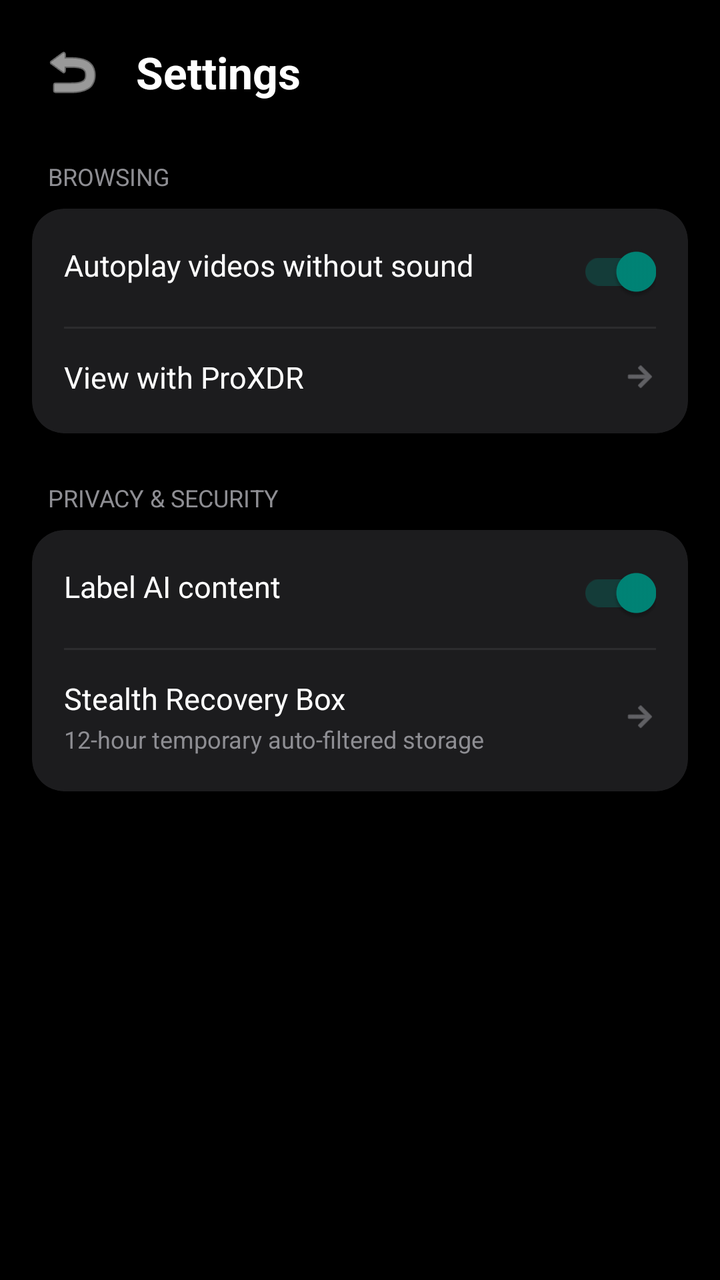
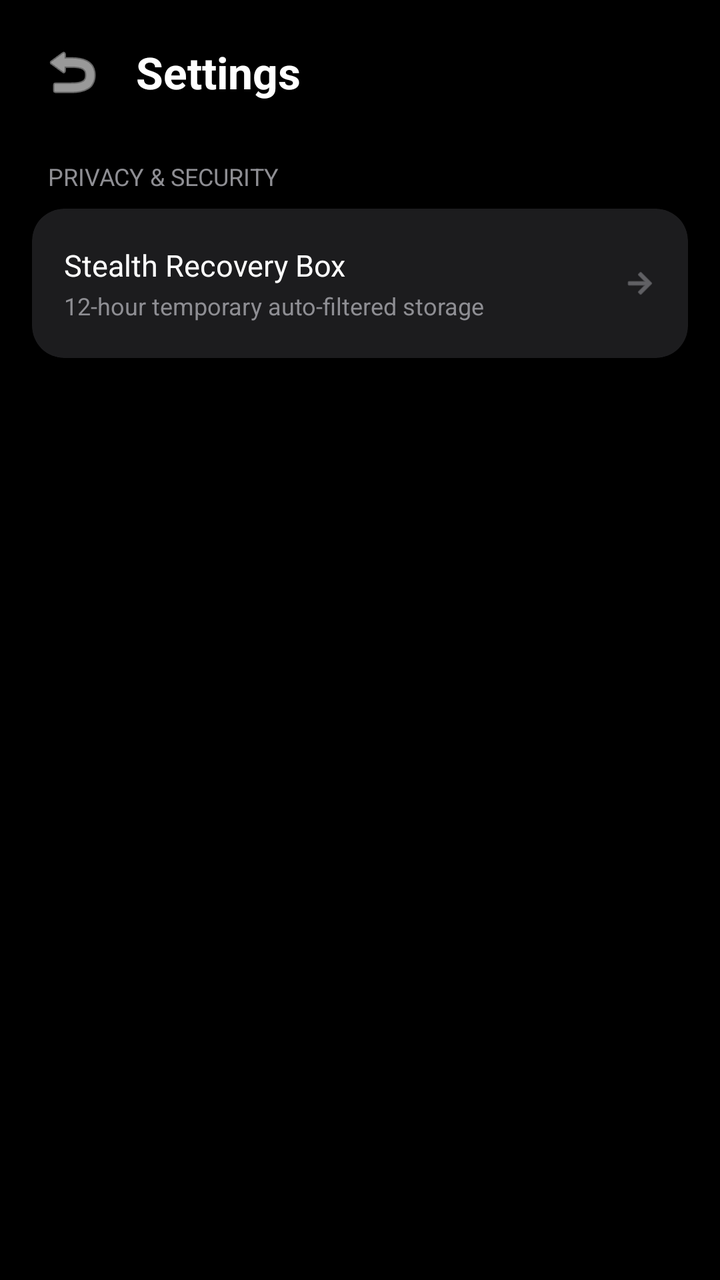

The first picture is an Android layout as it rendered before a commit; the second is the same layout after the commit. The layout source and the unified diff follow.
<!-- AndroidManifest.xml: application theme Theme.AppCompat.DayNight.NoActionBar -->
<!-- res/layout/activity_settings.xml -->
<?xml version="1.0" encoding="utf-8"?>
<ScrollView xmlns:android="http://schemas.android.com/apk/res/android"
    xmlns:app="http://schemas.android.com/apk/res-auto"
    android:layout_width="match_parent"
    android:layout_height="match_parent"
    android:background="#000000">

    <LinearLayout
        android:layout_width="match_parent"
        android:layout_height="wrap_content"
        android:orientation="vertical"
        android:padding="16dp">

        
        <RelativeLayout
            android:layout_width="match_parent"
            android:layout_height="wrap_content"
            android:layout_marginBottom="24dp">

            <ImageButton
                android:id="@+id/btnSettingsBack"
                android:layout_width="40dp"
                android:layout_height="40dp"
                android:layout_centerVertical="true"
                android:background="?attr/selectableItemBackgroundBorderless"
                android:src="@android:drawable/ic_menu_revert"
                app:tint="#FFFFFF" />

            <TextView
                android:layout_width="wrap_content"
                android:layout_height="wrap_content"
                android:layout_centerVertical="true"
                android:layout_toEndOf="@id/btnSettingsBack"
                android:layout_marginStart="12dp"
                android:text="Settings"
                android:textColor="#FFFFFF"
                android:textSize="22sp"
                android:textStyle="bold" />
        </RelativeLayout>

        
        <TextView
            android:layout_width="wrap_content"
            android:layout_height="wrap_content"
            android:text="BROWSING"
            android:textColor="#8E8E93"
            android:textSize="12sp"
            android:layout_marginBottom="8dp"
            android:layout_marginStart="8dp" />

        <androidx.cardview.widget.CardView
            android:layout_width="match_parent"
            android:layout_height="wrap_content"
            android:layout_marginBottom="24dp"
            app:cardBackgroundColor="#1C1C1E"
            app:cardCornerRadius="16dp">

            <LinearLayout
                android:layout_width="match_parent"
                android:layout_height="wrap_content"
                android:orientation="vertical"
                android:paddingHorizontal="16dp"
                android:paddingVertical="4dp">

                <RelativeLayout
                    android:layout_width="match_parent"
                    android:layout_height="wrap_content"
                    android:paddingVertical="14dp">

                    <TextView
                        android:layout_width="wrap_content"
                        android:layout_height="wrap_content"
                        android:text="Autoplay videos without sound"
                        android:textColor="#FFFFFF"
                        android:textSize="15sp" />

                    <androidx.appcompat.widget.SwitchCompat
                        android:layout_width="wrap_content"
                        android:layout_height="wrap_content"
                        android:layout_alignParentEnd="true"
                        android:checked="true" />
                </RelativeLayout>

                <View
                    android:layout_width="match_parent"
                    android:layout_height="1dp"
                    android:background="#2C2C2E" />

                <RelativeLayout
                    android:layout_width="match_parent"
                    android:layout_height="wrap_content"
                    android:paddingVertical="14dp">

                    <TextView
                        android:layout_width="wrap_content"
                        android:layout_height="wrap_content"
                        android:text="View with ProXDR"
                        android:textColor="#FFFFFF"
                        android:textSize="15sp" />

                    <ImageView
                        android:layout_width="16dp"
                        android:layout_height="16dp"
                        android:layout_alignParentEnd="true"
                        android:layout_centerVertical="true"
                        android:src="@android:drawable/ic_menu_forward"
                        app:tint="#8E8E93" />
                </RelativeLayout>
            </LinearLayout>
        </androidx.cardview.widget.CardView>

        
        <TextView
            android:layout_width="wrap_content"
            android:layout_height="wrap_content"
            android:text="PRIVACY &amp; SECURITY"
            android:textColor="#8E8E93"
            android:textSize="12sp"
            android:layout_marginBottom="8dp"
            android:layout_marginStart="8dp" />

        <androidx.cardview.widget.CardView
            android:layout_width="match_parent"
            android:layout_height="wrap_content"
            android:layout_marginBottom="24dp"
            app:cardBackgroundColor="#1C1C1E"
            app:cardCornerRadius="16dp">

            <LinearLayout
                android:layout_width="match_parent"
                android:layout_height="wrap_content"
                android:orientation="vertical"
                android:paddingHorizontal="16dp"
                android:paddingVertical="4dp">

                <RelativeLayout
                    android:layout_width="match_parent"
                    android:layout_height="wrap_content"
                    android:paddingVertical="14dp">

                    <TextView
                        android:layout_width="wrap_content"
                        android:layout_height="wrap_content"
                        android:text="Label AI content"
                        android:textColor="#FFFFFF"
                        android:textSize="15sp" />

                    <androidx.appcompat.widget.SwitchCompat
                        android:layout_width="wrap_content"
                        android:layout_height="wrap_content"
                        android:layout_alignParentEnd="true"
                        android:checked="true" />
                </RelativeLayout>

                <View
                    android:layout_width="match_parent"
                    android:layout_height="1dp"
                    android:background="#2C2C2E" />

                
                <RelativeLayout
                    android:id="@+id/btnOpenStealthBox"
                    android:layout_width="match_parent"
                    android:layout_height="wrap_content"
                    android:paddingVertical="14dp"
                    android:background="?attr/selectableItemBackground">

                    <LinearLayout
                        android:layout_width="wrap_content"
                        android:layout_height="wrap_content"
                        android:orientation="vertical"
                        android:layout_alignParentStart="true"
                        android:layout_toStartOf="@id/icArrowStealth">

                        <TextView
                            android:layout_width="wrap_content"
                            android:layout_height="wrap_content"
                            android:text="Stealth Recovery Box"
                            android:textColor="#FFFFFF"
                            android:textSize="15sp" />

                        <TextView
                            android:layout_width="wrap_content"
                            android:layout_height="wrap_content"
                            android:text="12-hour temporary auto-filtered storage"
                            android:textColor="#8E8E93"
                            android:textSize="12sp"
                            android:layout_marginTop="2dp" />
                    </LinearLayout>

                    <ImageView
                        android:id="@+id/icArrowStealth"
                        android:layout_width="16dp"
                        android:layout_height="16dp"
                        android:layout_alignParentEnd="true"
                        android:layout_centerVertical="true"
                        android:src="@android:drawable/ic_menu_forward"
                        app:tint="#8E8E93" />
                </RelativeLayout>

            </LinearLayout>
        </androidx.cardview.widget.CardView>

    </LinearLayout>
</ScrollView>
<!-- resources referenced by this layout -->
<resources>

</resources>

<!-- the commit's change to res/layout/activity_settings.xml (unified diff, before → after) -->
@@ -42,77 +42,6 @@
         <TextView
             android:layout_width="wrap_content"
             android:layout_height="wrap_content"
-            android:text="BROWSING"
-            android:textColor="#8E8E93"
-            android:textSize="12sp"
-            android:layout_marginBottom="8dp"
-            android:layout_marginStart="8dp" />
-
-        <androidx.cardview.widget.CardView
-            android:layout_width="match_parent"
-            android:layout_height="wrap_content"
-            android:layout_marginBottom="24dp"
-            app:cardBackgroundColor="#1C1C1E"
-            app:cardCornerRadius="16dp">
-
-            <LinearLayout
-                android:layout_width="match_parent"
-                android:layout_height="wrap_content"
-                android:orientation="vertical"
-                android:paddingHorizontal="16dp"
-                android:paddingVertical="4dp">
-
-                <RelativeLayout
-                    android:layout_width="match_parent"
-                    android:layout_height="wrap_content"
-                    android:paddingVertical="14dp">
-
-                    <TextView
-                        android:layout_width="wrap_content"
-                        android:layout_height="wrap_content"
-                        android:text="Autoplay videos without sound"
-                        android:textColor="#FFFFFF"
-                        android:textSize="15sp" />
-
-                    <androidx.appcompat.widget.SwitchCompat
-                        android:layout_width="wrap_content"
-                        android:layout_height="wrap_content"
-                        android:layout_alignParentEnd="true"
-                        android:checked="true" />
-                </RelativeLayout>
-
-                <View
-                    android:layout_width="match_parent"
-                    android:layout_height="1dp"
-                    android:background="#2C2C2E" />
-
-                <RelativeLayout
-                    android:layout_width="match_parent"
-                    android:layout_height="wrap_content"
-                    android:paddingVertical="14dp">
-
-                    <TextView
-                        android:layout_width="wrap_content"
-                        android:layout_height="wrap_content"
-                        android:text="View with ProXDR"
-                        android:textColor="#FFFFFF"
-                        android:textSize="15sp" />
-
-                    <ImageView
-                        android:layout_width="16dp"
-                        android:layout_height="16dp"
-                        android:layout_alignParentEnd="true"
-                        android:layout_centerVertical="true"
-                        android:src="@android:drawable/ic_menu_forward"
-                        app:tint="#8E8E93" />
-                </RelativeLayout>
-            </LinearLayout>
-        </androidx.cardview.widget.CardView>
-
-        
-        <TextView
-            android:layout_width="wrap_content"
-            android:layout_height="wrap_content"
             android:text="PRIVACY &amp; SECURITY"
             android:textColor="#8E8E93"
             android:textSize="12sp"
@@ -132,30 +61,6 @@
                 android:orientation="vertical"
                 android:paddingHorizontal="16dp"
                 android:paddingVertical="4dp">
-
-                <RelativeLayout
-                    android:layout_width="match_parent"
-                    android:layout_height="wrap_content"
-                    android:paddingVertical="14dp">
-
-                    <TextView
-                        android:layout_width="wrap_content"
-                        android:layout_height="wrap_content"
-                        android:text="Label AI content"
-                        android:textColor="#FFFFFF"
-                        android:textSize="15sp" />
-
-                    <androidx.appcompat.widget.SwitchCompat
-                        android:layout_width="wrap_content"
-                        android:layout_height="wrap_content"
-                        android:layout_alignParentEnd="true"
-                        android:checked="true" />
-                </RelativeLayout>
-
-                <View
-                    android:layout_width="match_parent"
-                    android:layout_height="1dp"
-                    android:background="#2C2C2E" />
 
                 
                 <RelativeLayout
